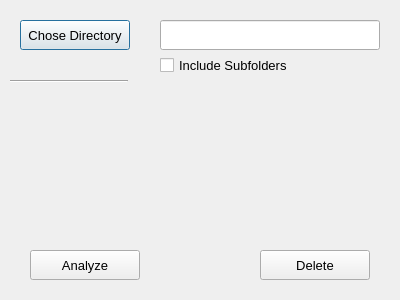
This is project/test.ui in ivstarkov/CS50-Final-Project as Qt 5 draws it before an edit. The edited form follows.
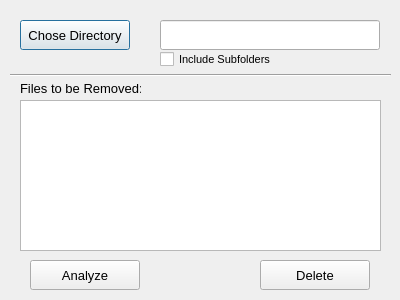
This is the edited form.

Commit message: Duplicate_remover works. TODO: - global variables -> sending variables - press order for buttons - succsess message - subfolders

Patch:
```diff
--- a/project/test.ui
+++ b/project/test.ui
@@ -50,25 +50,32 @@
    <property name="geometry">
     <rect>
      <x>160</x>
-     <y>57</y>
-     <width>221</width>
-     <height>16</height>
+     <y>50</y>
+     <width>118</width>
+     <height>19</height>
     </rect>
    </property>
    <property name="font">
     <font>
-     <pointsize>10</pointsize>
+     <pointsize>8</pointsize>
+     <kerning>true</kerning>
     </font>
    </property>
    <property name="text">
     <string>Include Subfolders</string>
    </property>
+   <property name="iconSize">
+    <size>
+     <width>16</width>
+     <height>16</height>
+    </size>
+   </property>
   </widget>
   <widget class="QPushButton" name="pushButton">
    <property name="geometry">
     <rect>
      <x>30</x>
-     <y>250</y>
+     <y>260</y>
      <width>110</width>
      <height>30</height>
     </rect>
@@ -86,7 +93,7 @@
    <property name="geometry">
     <rect>
      <x>260</x>
-     <y>250</y>
+     <y>260</y>
      <width>110</width>
      <height>30</height>
     </rect>
@@ -104,15 +111,43 @@
    <property name="geometry">
     <rect>
      <x>10</x>
-     <y>80</y>
-     <width>118</width>
-     <height>3</height>
+     <y>65</y>
+     <width>381</width>
+     <height>20</height>
     </rect>
    </property>
    <property name="orientation">
     <enum>Qt::Horizontal</enum>
    </property>
   </widget>
+  <widget class="QListWidget" name="listWidget">
+   <property name="geometry">
+    <rect>
+     <x>20</x>
+     <y>100</y>
+     <width>361</width>
+     <height>151</height>
+    </rect>
+   </property>
+  </widget>
+  <widget class="QLabel" name="label">
+   <property name="geometry">
+    <rect>
+     <x>20</x>
+     <y>80</y>
+     <width>121</width>
+     <height>16</height>
+    </rect>
+   </property>
+   <property name="font">
+    <font>
+     <pointsize>10</pointsize>
+    </font>
+   </property>
+   <property name="text">
+    <string>Files to be Removed:</string>
+   </property>
+  </widget>
  </widget>
  <resources/>
  <connections/>
```
Left out of the diff: 6 changed lines with no effect on the pictures. The commit also changes 7 other files.
